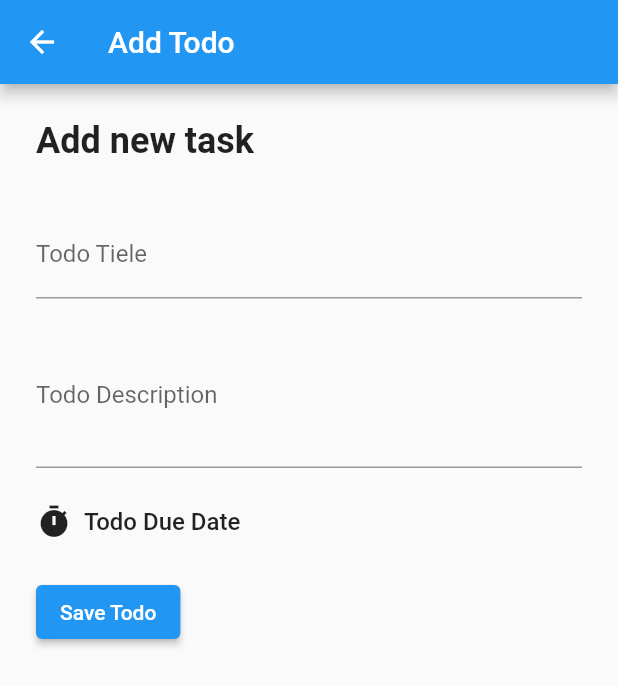
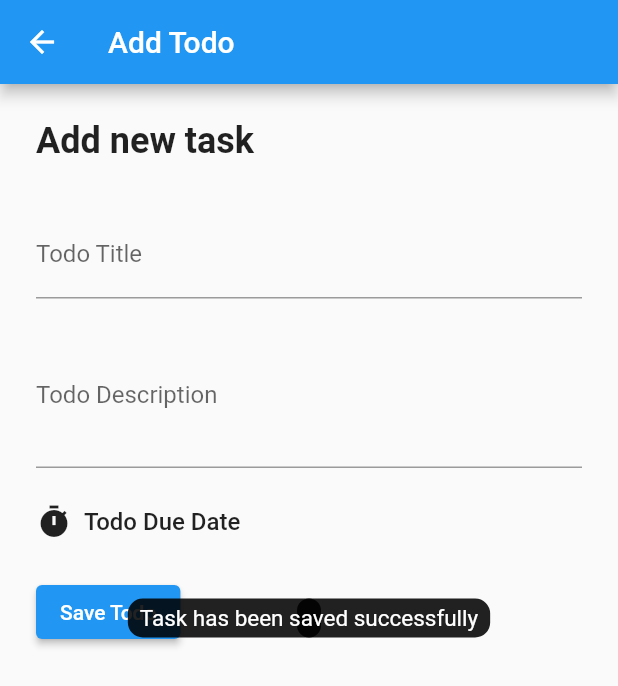
Before and after one commit to soltecengr/todos, a Flutter app: the AddTodo screen opened directly, after a tap on "Save Todo", on a phone screen of 412 x 824 dp. Shown: the top 686 px of the screen. Run offline on Flutter 3.47's test engine with Material 2 defaults, Android fonts, the phone set to English and light mode, and no system bars; drawn by our look-alikes of oktoast; our stand-ins replace shared_preferences; accounts and stored records are empty.

Commit message:
Added save todo feature

```diff
--- a/lib/add_todo.dart
+++ b/lib/add_todo.dart
@@ -1,5 +1,8 @@
+import 'dart:convert';
+
 import 'package:flutter/material.dart';
 import 'package:oktoast/oktoast.dart';
+import 'package:shared_preferences/shared_preferences.dart';
 
 class AddTodo extends StatefulWidget {
   const AddTodo({super.key});
@@ -11,12 +14,50 @@ class AddTodo extends StatefulWidget {
 class _AddTodoState extends State<AddTodo> {
   late TextEditingController titleController;
   late TextEditingController desController;
+  late DateTime? dueDate;
 
   @override
   void initState() {
     titleController = TextEditingController();
     desController = TextEditingController();
+    dueDate = DateTime.now();
     super.initState();
+  }
+
+  Future<void> showDateTimePicker(BuildContext context) async {
+    var initialDate = DateTime.now();
+    dueDate = await showDatePicker(
+      context: context,
+      initialDate: initialDate,
+      firstDate: DateTime(2023),
+      lastDate: DateTime(2024),
+    );
+    showToast(
+      '${dueDate?.day}-${dueDate?.month}-${dueDate?.year}',
+      duration: const Duration(seconds: 5),
+    );
+  }
+
+  Future<void> saveTask() async {
+    showToast(titleController.text);
+
+    Map<String, String> task = {
+      'title': titleController.text,
+      'description': desController.text,
+      'dueDate': '${dueDate?.day}-${dueDate?.month}-${dueDate?.year}',
+    };
+    saveTodoToSharedPref(task);
+  }
+
+  Future<void> saveTodoToSharedPref(Map<String, String> task) async {
+    final SharedPreferences prefs = await SharedPreferences.getInstance();
+    String todos = prefs.getString('todos') ?? '[]';
+    List todoList = jsonDecode(todos);
+    todoList.add(task);
+    await prefs.setString('todos', jsonEncode(todoList));
+    titleController.text = '';
+    desController.text = '';
+    showToast('Task has been saved successfully');
   }
 
   @override
@@ -40,7 +81,7 @@ class _AddTodoState extends State<AddTodo> {
             TextField(
               controller: titleController,
               decoration: const InputDecoration(
-                label: Text('Todo Tiele'),
+                label: Text('Todo Title'),
               ),
             ),
             const SizedBox(height: 16),
@@ -53,9 +94,7 @@ class _AddTodoState extends State<AddTodo> {
             ),
             const SizedBox(height: 24),
             GestureDetector(
-              onTap: () {
-                showToast('On tapping this widget the clock widget will show');
-              },
+              onTap: () => showDateTimePicker(context),
               child: Row(
                 children: const [
                   Icon(Icons.timer),
@@ -69,12 +108,7 @@ class _AddTodoState extends State<AddTodo> {
             ),
             const SizedBox(height: 24),
             ElevatedButton(
-              onPressed: () {
-                showToast(
-                  'Todo has been saved successfully',
-                  duration: const Duration(seconds: 1),
-                );
-              },
+              onPressed: saveTask,
               child: const Text('Save Todo'),
             )
           ],
```
Also changed, not shown: lib/main.dart (+36 -2 lines).
